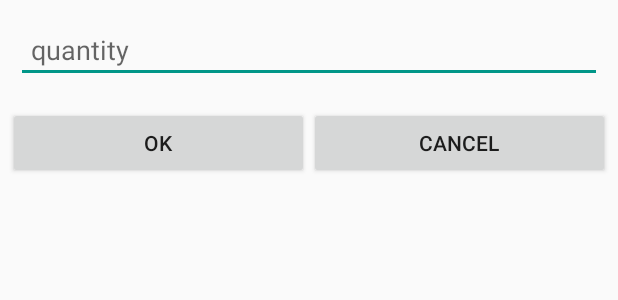
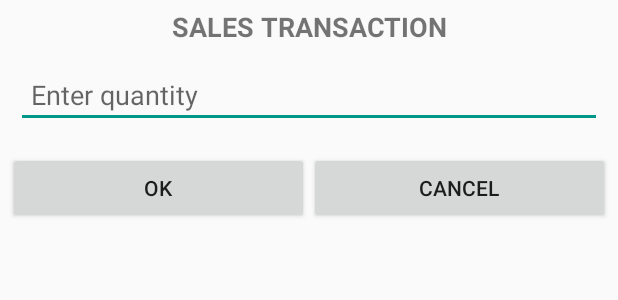
Before and after one commit to JubilantPondani/Favour, an Android app: the layout fragment_item_quantity_dialog.xml on its own in the app's theme, with its tools: preview values and no code run, on a phone screen of 412 x 824 dp. Shown: the top 300 px of the screen. Run offline under Robolectric (Android 15) with nearby library versions, the phone set to English and light mode, and no system bars.

Commit message:
Final commit and collected mathematical errors

```diff
--- a/app/build.gradle
+++ b/app/build.gradle
@@ -3,7 +3,7 @@ apply plugin: 'com.android.application'
 android {
     compileSdkVersion 28
     defaultConfig {
-        applicationId "com.beehive.inventory_management"
+        applicationId "com.susu.inventory_management_susu"
         minSdkVersion 16
         targetSdkVersion 28
         versionCode 1
@@ -47,5 +47,6 @@ dependencies {
     implementation 'com.journeyapps:zxing-android-embedded:3.2.0@aar'
 
 //    charts dependencies
+    //removed
     implementation 'com.github.PhilJay:MPAndroidChart:v3.1.0'
 }
--- a/app/src/main/java/com/susu/inventory_management_susu/db/InventoryDB.java
+++ b/app/src/main/java/com/susu/inventory_management_susu/db/InventoryDB.java
@@ -11,7 +11,8 @@ import java.util.Map;
 
 import androidx.annotation.Nullable;
 
-public class InventoryDB extends SQLiteOpenHelper {
+public class
+InventoryDB extends SQLiteOpenHelper {
 
     private static String DB_NAME = "inventory";
     private static String inventory_table = "inventory_data";
--- a/app/src/main/res/layout/fragment_add_item.xml
+++ b/app/src/main/res/layout/fragment_add_item.xml
@@ -32,7 +32,7 @@
             android:layout_marginLeft="5dp"
             android:layout_marginBottom="5dp"
             android:padding="10dp"
-            android:text="@string/add_inventory"
+            android:text="ADD ITEM TO STOCK"
             android:textAlignment="center"
             android:textColor="#fff"
             android:textSize="20sp"
--- a/app/src/main/res/layout/fragment_item_quantity_dialog.xml
+++ b/app/src/main/res/layout/fragment_item_quantity_dialog.xml
@@ -6,49 +6,57 @@
     tools:context=".Item_quantity_dialog"
     android:orientation="vertical">
 
+    <TextView
+        android:id="@+id/textView"
+        android:layout_width="match_parent"
+        android:layout_height="wrap_content"
+        android:layout_marginTop="5dp"
+        android:text="Sales Transaction"
+        android:textAllCaps="true"
+        android:gravity="center"
+        android:textSize="18sp"
+        android:textStyle="bold" />
+
     <LinearLayout
         android:layout_width="match_parent"
         android:layout_height="wrap_content"
-        android:padding="5dp"
-        android:orientation="horizontal">
+        android:orientation="horizontal"
+        android:padding="5dp">
 
         <EditText
-        android:id="@+id/input_quantity"
-        android:layout_width="0dp"
-        android:layout_weight=".7"
-        android:inputType="number"
-        android:layout_height="wrap_content"
-        android:layout_margin="@dimen/input_margin"
-        android:padding="@dimen/input_padding"
-        android:hint="@string/quantity"/>
-    <!-- TODO: Update blank fragment layout -->
+            android:id="@+id/input_quantity"
+            android:layout_width="0dp"
+            android:layout_height="wrap_content"
+            android:layout_margin="@dimen/input_margin"
+            android:layout_weight=".7"
+            android:hint="Enter quantity"
+            android:inputType="number"
+            android:padding="@dimen/input_padding" />
+        <!-- TODO: Update blank fragment layout -->
     </LinearLayout>
 
     <LinearLayout
         android:layout_width="match_parent"
         android:layout_height="wrap_content"
-        android:padding="5dp"
-        android:orientation="horizontal">
+        android:orientation="horizontal"
+        android:padding="5dp">
 
         <Button
             android:id="@+id/accept_action"
+            android:layout_width="0dp"
+            android:layout_height="wrap_content"
+            android:layout_weight=".5"
             android:padding="@dimen/input_padding"
-            android:layout_width="0dp"
-            android:layout_weight=".5"
-            android:text="OK"
-            android:layout_height="wrap_content"
-            />
+            android:text="OK" />
 
         <Button
             android:id="@+id/cancel_action"
+            android:layout_width="0dp"
+            android:layout_height="wrap_content"
+            android:layout_weight=".5"
             android:padding="@dimen/input_padding"
-            android:layout_width="0dp"
-            android:layout_weight=".5"
-            android:text="CANCEL"
-            android:layout_height="wrap_content"
-            />
+            android:text="CANCEL" />
     </LinearLayout>
-3
 
 
 </LinearLayout>
--- a/app/src/main/res/layout/fragment_summary.xml
+++ b/app/src/main/res/layout/fragment_summary.xml
@@ -60,7 +60,7 @@
                      <TextView
                         android:layout_width="match_parent"
                         android:layout_height="wrap_content"
-                        android:text="@string/in"
+                        android:text="STOCK INCOME"
                         android:padding="5dp"
                         android:textColor="@color/text_white"
                         android:textSize="20sp"/>
@@ -92,7 +92,7 @@
                 <TextView
                     android:layout_width="match_parent"
                     android:layout_height="wrap_content"
-                    android:text="@string/out"
+                    android:text="SALES INCOME"
                     android:textSize="20sp"
                     android:textColor="@color/text_white"
                     android:padding="5dp"/>
```
Also changed, not shown: app/src/main/java/com/susu/inventory_management_susu/MainActivity.java (+41 -6 lines), app/src/main/res/layout/transaction_item.xml (+4 -3 lines), app/src/main/java/com/susu/inventory_management_susu/Transaction.java (line endings or trailing spaces).
